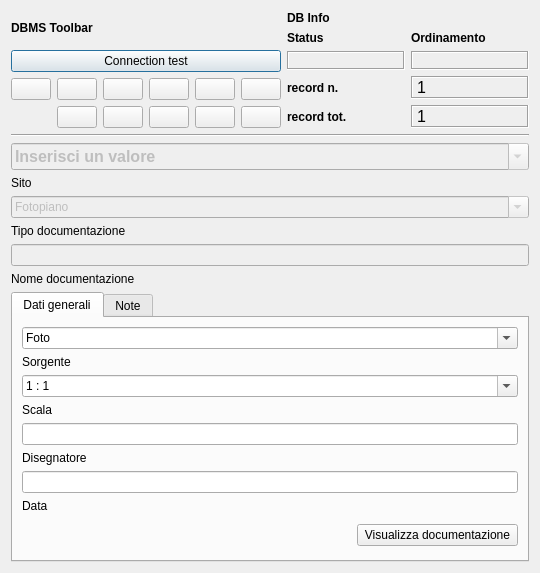
Qt form pyarchinit/modules/gui/pyarchinit_documentazione_ui.ui (pyarchinit/pyarchinit_218) before a commit.
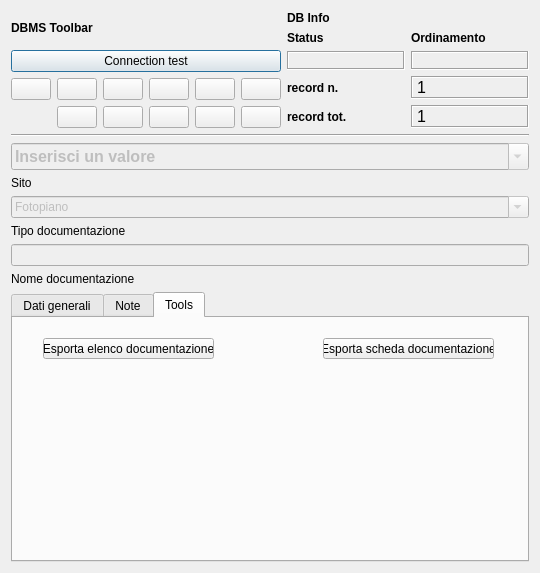
The same form after that commit. Icons and pictures are not drawn.

Commit message: export PDF documentazione (Simone)

Diff of the .ui file:
```diff
--- a/pyarchinit/modules/gui/pyarchinit_documentazione_ui.ui
+++ b/pyarchinit/modules/gui/pyarchinit_documentazione_ui.ui
@@ -595,7 +595,7 @@
    <item row="8" column="0">
     <widget class="QTabWidget" name="tabWidget_tab_doc">
      <property name="currentIndex">
-      <number>0</number>
+      <number>2</number>
      </property>
      <widget class="QWidget" name="tab_1_doc">
       <attribute name="title">
@@ -777,6 +777,37 @@
        </property>
       </widget>
      </widget>
+     <widget class="QWidget" name="tab">
+      <attribute name="title">
+       <string>Tools</string>
+      </attribute>
+      <widget class="QPushButton" name="pushButton_exp_elenco_doc">
+       <property name="geometry">
+        <rect>
+         <x>30</x>
+         <y>20</y>
+         <width>171</width>
+         <height>21</height>
+        </rect>
+       </property>
+       <property name="text">
+        <string>Esporta elenco documentazione</string>
+       </property>
+      </widget>
+      <widget class="QPushButton" name="pushButton_exp_scheda_doc">
+       <property name="geometry">
+        <rect>
+         <x>310</x>
+         <y>20</y>
+         <width>171</width>
+         <height>21</height>
+        </rect>
+       </property>
+       <property name="text">
+        <string>Esporta scheda documentazione</string>
+       </property>
+      </widget>
+     </widget>
     </widget>
    </item>
   </layout>
```
The commit also changes 4 other files.
